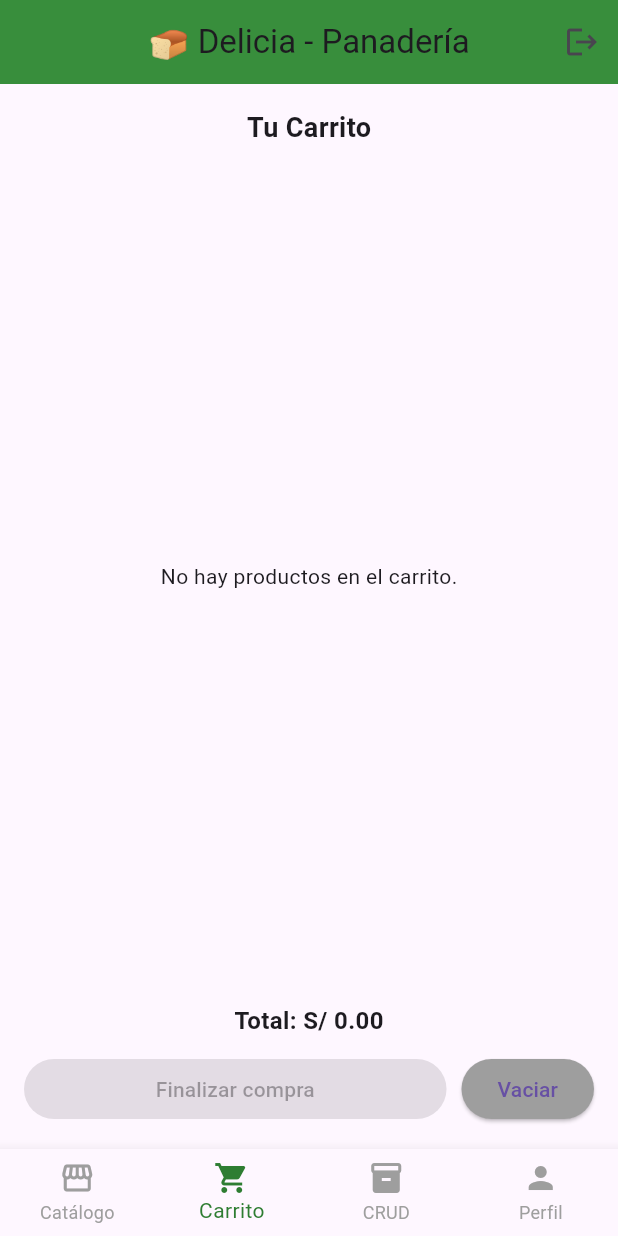
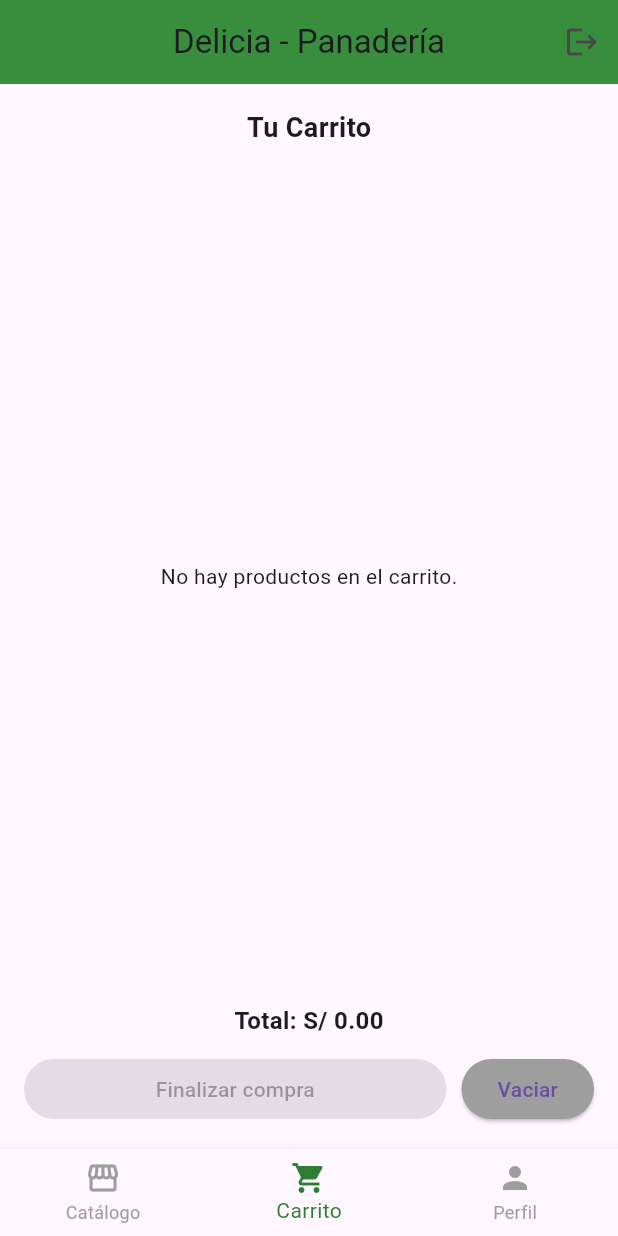
Before and after one commit to LCK7/delicia_1, a Flutter app: the screen it shows once a user with an empty profile is signed in, item 2 of the bottom bar chosen, on a phone screen of 412 x 824 dp. Run offline on Flutter 3.47's test engine with Material 3 defaults, Android fonts, the phone set to English and light mode, and no system bars; our stand-ins replace cloud_firestore, firebase_auth, firebase_core; accounts and stored records are empty.

Commit message:
Commit con acceso admin y proteccion de pantalla CRUD

```diff
--- a/lib/main.dart
+++ b/lib/main.dart
@@ -1,6 +1,7 @@
 import 'package:flutter/material.dart';
 import 'package:firebase_core/firebase_core.dart';
 import 'package:firebase_auth/firebase_auth.dart';
+import 'package:cloud_firestore/cloud_firestore.dart';
 
 import 'screens/login_screen.dart';
 import 'screens/catalogo_screen.dart';
@@ -63,13 +64,36 @@ class HomeScreen extends StatefulWidget {
 
 class _HomeScreenState extends State<HomeScreen> {
   int _selectedIndex = 0;
+  bool _isAdmin = false;
+  bool _loading = true;
 
-  final List<Widget> _pages = const [
-    CatalogoScreen(),
-    CarritoScreen(),
-    CRUDScreen(),
-    PerfilScreen(),
-  ];
+  @override
+  void initState() {
+    super.initState();
+    _cargarRolUsuario();
+  }
+
+  Future<void> _cargarRolUsuario() async {
+    final user = FirebaseAuth.instance.currentUser;
+    if (user == null) return;
+
+    final doc = await FirebaseFirestore.instance
+        .collection('usuarios')
+        .doc(user.uid)
+        .get();
+
+    if (doc.exists && doc.data()?['admin'] == true) {
+      setState(() {
+        _isAdmin = true;
+        _loading = false;
+      });
+    } else {
+      setState(() {
+        _isAdmin = false;
+        _loading = false;
+      });
+    }
+  }
 
   void _onItemTapped(int index) {
     setState(() {
@@ -77,18 +101,39 @@ class _HomeScreenState extends State<HomeScreen> {
     });
   }
 
-  final List<BottomNavigationBarItem> _navItems = const [
-    BottomNavigationBarItem(icon: Icon(Icons.storefront), label: 'Catálogo'),
-    BottomNavigationBarItem(icon: Icon(Icons.shopping_cart), label: 'Carrito'),
-    BottomNavigationBarItem(icon: Icon(Icons.inventory), label: 'CRUD'),
-    BottomNavigationBarItem(icon: Icon(Icons.person), label: 'Perfil'),
-  ];
-
   @override
   Widget build(BuildContext context) {
+    if (_loading) {
+      return const Scaffold(
+        body: Center(child: CircularProgressIndicator()),
+      );
+    }
+
+    // --- Páginas disponibles según rol ---
+    final List<Widget> pages = _isAdmin
+        ? const [CatalogoScreen(), CarritoScreen(), CRUDScreen(), PerfilScreen()]
+        : const [CatalogoScreen(), CarritoScreen(), PerfilScreen()];
+
+    final List<BottomNavigationBarItem> navItems = _isAdmin
+        ? const [
+            BottomNavigationBarItem(icon: Icon(Icons.storefront), label: 'Catálogo'),
+            BottomNavigationBarItem(icon: Icon(Icons.shopping_cart), label: 'Carrito'),
+            BottomNavigationBarItem(icon: Icon(Icons.inventory), label: 'CRUD'),
+            BottomNavigationBarItem(icon: Icon(Icons.person), label: 'Perfil'),
+          ]
+        : const [
+            BottomNavigationBarItem(icon: Icon(Icons.storefront), label: 'Catálogo'),
+            BottomNavigationBarItem(icon: Icon(Icons.shopping_cart), label: 'Carrito'),
+            BottomNavigationBarItem(icon: Icon(Icons.person), label: 'Perfil'),
+          ];
+
+    if (!_isAdmin && _selectedIndex > pages.length - 1) {
+      _selectedIndex = 0;
+    }
+
     return Scaffold(
       appBar: AppBar(
-        title: const Text('🍞 Delicia - Panadería'),
+        title: const Text('Delicia - Panadería'),
         backgroundColor: Colors.green.shade700,
         centerTitle: true,
         actions: [
@@ -100,9 +145,9 @@ class _HomeScreenState extends State<HomeScreen> {
           )
         ],
       ),
-      body: SafeArea(child: _pages[_selectedIndex]),
+      body: SafeArea(child: pages[_selectedIndex]),
       bottomNavigationBar: BottomNavigationBar(
-        items: _navItems,
+        items: navItems,
         currentIndex: _selectedIndex,
         selectedItemColor: Colors.green.shade800,
         unselectedItemColor: Colors.grey,
--- a/lib/screens/catalogo_screen.dart
+++ b/lib/screens/catalogo_screen.dart
@@ -2,9 +2,7 @@ import 'package:flutter/material.dart';
 import 'package:cloud_firestore/cloud_firestore.dart';
 import 'carrito_screen.dart';
 
-// 🔹 Función para convertir enlaces de Google Drive en enlaces directos
 String convertirEnlaceDriveADirecto(String enlaceDrive) {
-  // Caso 1: formato /d/ID
   final regExp1 = RegExp(r'/d/([a-zA-Z0-9_-]+)');
   final match1 = regExp1.firstMatch(enlaceDrive);
 
@@ -71,7 +69,6 @@ class CatalogoScreen extends StatelessWidget {
               'imagen': p['imagen'] ?? '',
             };
 
-            // 🔹 Convertir el enlace de Drive a directo
             final urlImagen = convertirEnlaceDriveADirecto(producto['imagen']);
 
             return Card(
```
